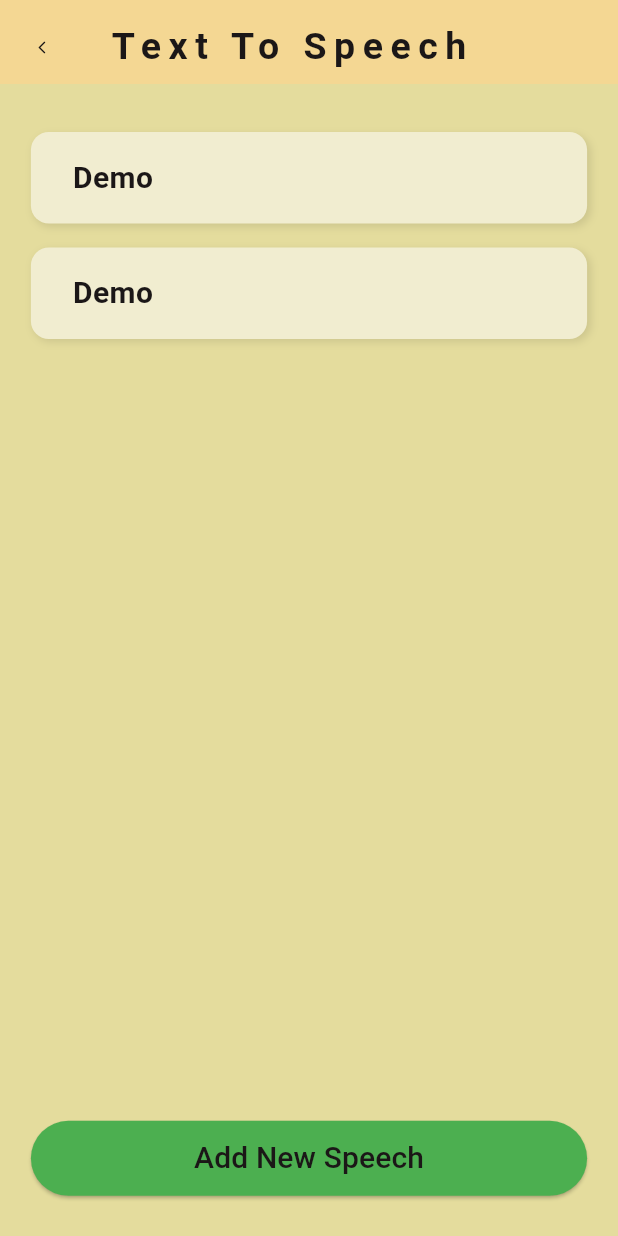
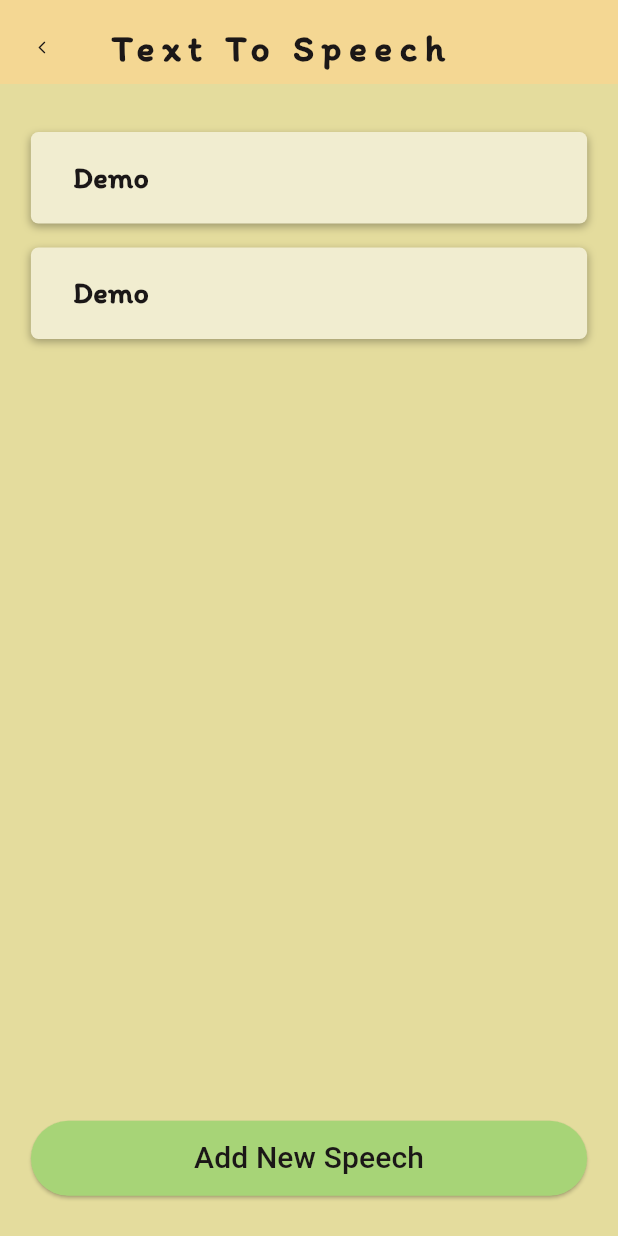
Before and after one commit to mbcabalos/Komunika, a Flutter app: the screen it shows after launch, after a tap on "Text to Speech", on a phone screen of 412 x 824 dp. Run offline on Flutter 3.47's test engine with Material 3 defaults, Android fonts, the phone set to English and light mode, and no system bars; our stand-ins replace flutter_bloc, just_audio.

Commit message:
Optimized UI

```diff
--- a/mobile_flutter/lib/screens/text_to_speech_screen/tts_page.dart
+++ b/mobile_flutter/lib/screens/text_to_speech_screen/tts_page.dart
@@ -5,6 +5,7 @@ import 'package:komunika/bloc/bloc_text_to_speech/text_to_speech_event.dart';
 import 'package:komunika/bloc/bloc_text_to_speech/text_to_speech_state.dart';
 import 'package:komunika/services/api/global_repository_impl.dart';
 import 'package:komunika/utils/colors.dart';
+import 'package:komunika/utils/fonts.dart';
 import 'package:komunika/widgets/app_bar.dart';
 
 class TextToSpeechScreen extends StatefulWidget {
@@ -97,7 +98,7 @@ class _TextToSpeechScreenState extends State<TextToSpeechScreen> {
               children: [
                 ElevatedButton(
                   style: ElevatedButton.styleFrom(
-                    backgroundColor: ColorsPalette.blue,
+                    backgroundColor: ColorsPalette.buttonSecondary,
                     minimumSize:
                         Size(MediaQuery.of(context).size.width * 0.3, 50),
                   ),
@@ -113,19 +114,19 @@ class _TextToSpeechScreenState extends State<TextToSpeechScreen> {
                   },
                   child: const Text(
                     "Play",
-                    style: TextStyle(fontSize: 20, color: ColorsPalette.black),
+                    style: TextStyle(fontFamily: Fonts.main, fontSize: 20, color: ColorsPalette.black),
                   ),
                 ),
                 ElevatedButton(
                   style: ElevatedButton.styleFrom(
-                    backgroundColor: ColorsPalette.green,
+                    backgroundColor: ColorsPalette.buttonPrimary,
                     minimumSize:
                         Size(MediaQuery.of(context).size.width * 0.3, 50),
                   ),
                   onPressed: () {},
                   child: const Text(
                     "Save",
-                    style: TextStyle(fontSize: 20, color: ColorsPalette.black),
+                    style: TextStyle(fontFamily: Fonts.main, fontSize: 20, color: ColorsPalette.black),
                   ),
                 ),
               ],
--- a/mobile_flutter/lib/screens/text_to_speech_screen/voice_message_page.dart
+++ b/mobile_flutter/lib/screens/text_to_speech_screen/voice_message_page.dart
@@ -42,7 +42,7 @@ class _VoiceMessagePageState extends State<VoiceMessagePage> {
             ),
             ElevatedButton(
               style: ElevatedButton.styleFrom(
-                backgroundColor: Colors.green,
+                backgroundColor: ColorsPalette.buttonPrimary,
                 minimumSize: Size(phoneWidth, 50),
               ),
               onPressed: () {
--- a/mobile_flutter/lib/utils/colors.dart
+++ b/mobile_flutter/lib/utils/colors.dart
@@ -1,8 +1,8 @@
 import 'package:flutter/material.dart';
 
 class ColorsPalette {
-  static const Color background = Color.fromARGB(255, 228, 220, 157);
-  static const Color appBar = Color.fromARGB(255, 244, 215, 147);
+  static const Color background = Color(0xffE4DC9D);
+  static const Color appBar = Color(0xffF4D793);
   static const Color whiteYellow = Color.fromARGB(255, 241, 237, 208);
   static const Color black = Color(0xFF1B1717);
   static const Color white = Color(0xFFFFFFFF);
@@ -10,4 +10,6 @@ class ColorsPalette {
   static const Color green = Colors.green;
   static const Color grey = Colors.grey;
   static const Color amber = Colors.amber;
+  static const Color buttonPrimary = Color(0xffA7D477);
+  static const Color buttonSecondary = Color(0xffFFDC89);
 }
--- /dev/null
+++ b/mobile_flutter/lib/utils/fonts.dart
@@ -0,0 +1,3 @@
+class Fonts {
+static const String main = 'Itim';
+}
--- /dev/null
+++ b/mobile_flutter/lib/utils/icons.dart
@@ -0,0 +1,3 @@
+class IconsPalette {
+  static const String home = 'assets/icons/home.png';
+}
--- a/mobile_flutter/lib/widgets/app_bar.dart
+++ b/mobile_flutter/lib/widgets/app_bar.dart
@@ -1,6 +1,7 @@
 import 'package:flutter/material.dart';
 import 'package:komunika/screens/settings_screen/setting_page.dart';
 import 'package:komunika/utils/colors.dart';
+import 'package:komunika/utils/fonts.dart';
 
 class AppBarWidget extends StatelessWidget implements PreferredSizeWidget {
   final String title;
@@ -20,6 +21,7 @@ class AppBarWidget extends StatelessWidget implements PreferredSizeWidget {
         child: Text(
           title,
           style: const TextStyle(
+            fontFamily: Fonts.main,
               fontSize: 25, fontWeight: FontWeight.bold, letterSpacing: 5),
         ),
       ),
--- a/mobile_flutter/lib/widgets/home_widgets/home_card.dart
+++ b/mobile_flutter/lib/widgets/home_widgets/home_card.dart
@@ -1,5 +1,6 @@
 import 'package:flutter/material.dart';
 import 'package:komunika/utils/colors.dart';
+import 'package:komunika/utils/fonts.dart';
 
 class HomeCard extends StatefulWidget {
   final String imagePath;
@@ -14,27 +15,26 @@ class _HomeCardState extends State<HomeCard> {
   @override
   Widget build(BuildContext context) {
     return Container(
-      padding: const EdgeInsets.all(16),
+      padding: const EdgeInsets.all(12),
       decoration: BoxDecoration(
         color: ColorsPalette.whiteYellow,
-        borderRadius: BorderRadius.circular(12),
+        borderRadius: BorderRadius.circular(5),
         boxShadow: [
           BoxShadow(
-            color: Colors.black.withOpacity(0.1),
-            blurRadius: 4,
-            offset: const Offset(2, 2),
+            color: Colors.black.withOpacity(0.3),
+            blurRadius: 1,
+            offset: const Offset(0, 2),
           ),
         ],
       ),
       child: Row(
         children: [
           Container(
-            width: 200,
-            height: 200,
-            padding: const EdgeInsets.all(8),
+            width: 100,
+            height: 100,
             decoration: BoxDecoration(
               color: ColorsPalette.background,
-              borderRadius: BorderRadius.circular(8),
+              borderRadius: BorderRadius.circular(5),
             ),
             child: Image.asset(
               widget.imagePath,
@@ -51,6 +51,7 @@ class _HomeCardState extends State<HomeCard> {
                   color: ColorsPalette.black,
                   fontSize: 40,
                   fontWeight: FontWeight.bold,
+                  fontFamily: Fonts.main,
                 ),
               ),
             ),
--- a/mobile_flutter/lib/widgets/text_to_speech_widgets/tts_card.dart
+++ b/mobile_flutter/lib/widgets/text_to_speech_widgets/tts_card.dart
@@ -1,5 +1,6 @@
 import 'package:flutter/material.dart';
 import 'package:komunika/utils/colors.dart';
+import 'package:komunika/utils/fonts.dart';
 
 class TTSCard extends StatefulWidget {
   final String text;
@@ -18,12 +19,12 @@ class _TTSCardState extends State<TTSCard> {
       padding: const EdgeInsets.all(16),
       decoration: BoxDecoration(
         color: ColorsPalette.whiteYellow,
-        borderRadius: BorderRadius.circular(12),
+        borderRadius: BorderRadius.circular(5),
         boxShadow: [
           BoxShadow(
-            color: Colors.black.withOpacity(0.1),
+            color: Colors.black.withOpacity(0.3),
             blurRadius: 4,
-            offset: const Offset(2, 2),
+            offset: const Offset(0, 2),
           ),
         ],
       ),
@@ -33,6 +34,7 @@ class _TTSCardState extends State<TTSCard> {
           child: Text(
             widget.text,
             style: const TextStyle(
+              fontFamily: Fonts.main,
               color: ColorsPalette.black,
               fontSize: 20,
               fontWeight: FontWeight.bold,
```
Also changed, not shown: mobile_flutter/pubspec.yaml (+5 -11 lines), mobile_flutter/assets/fonts/Itim-Regular.ttf (added), mobile_flutter/assets/icons/delete.png (added), mobile_flutter/assets/icons/home.png (added), mobile_flutter/assets/icons/location.png (added), mobile_flutter/assets/icons/paint-palette.png (added), mobile_flutter/assets/icons/pencil.png (added), mobile_flutter/assets/icons/plus.png (added), mobile_flutter/assets/icons/volume-up.png (added), mobile_flutter/assets/icons/world.png (added), mobile_flutter/pubspec.lock, 1 other file.
